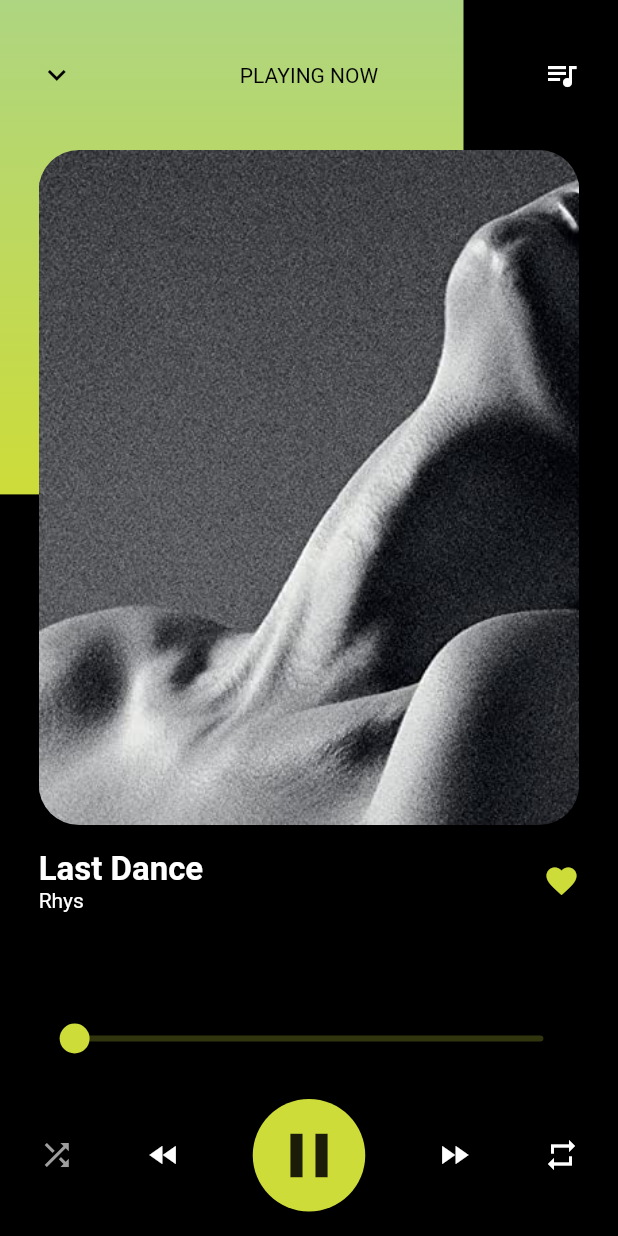
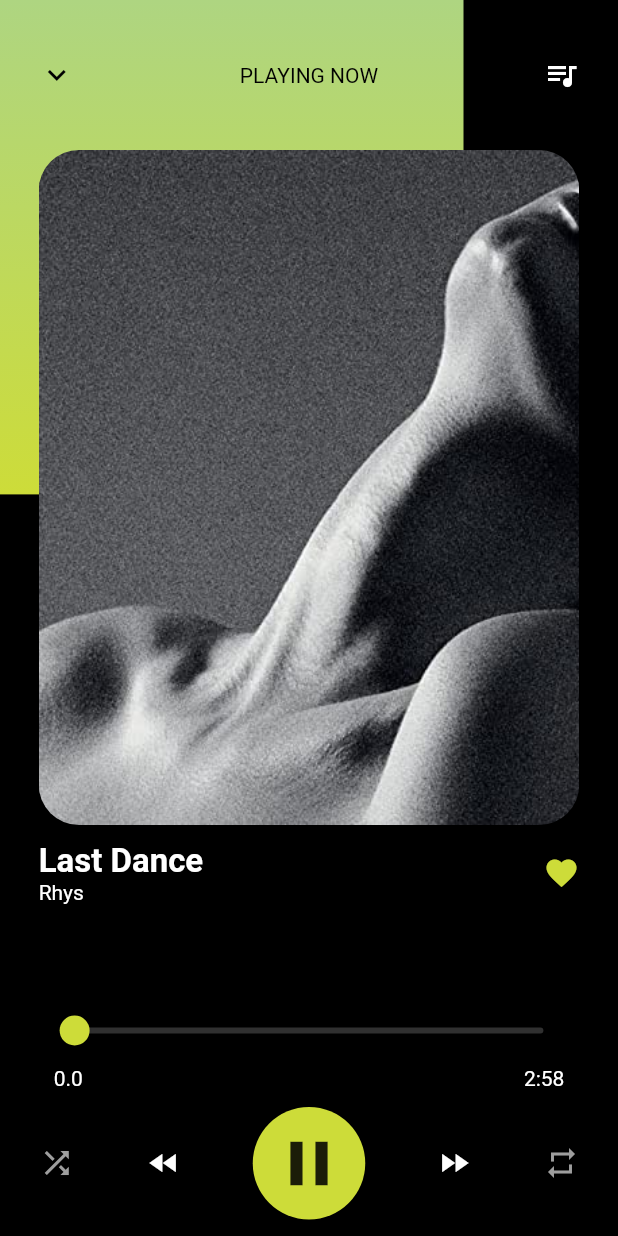
Before and after one commit to marcpages2020/Dispostius-Mobils, a Flutter app: the screen it shows after launch, on a phone screen of 412 x 824 dp. Run offline on Flutter 3.47's test engine with Material 2 defaults, Android fonts, the phone set to English and light mode, and no system bars; missing offline and left inert: dart:html.

Commit message:
Music time

```diff
--- a/A1_ScreenDesign/lib/widgets/control_buttons.dart
+++ b/A1_ScreenDesign/lib/widgets/control_buttons.dart
@@ -39,7 +39,7 @@ class ControlButtons extends StatelessWidget {
         ),
         Icon(
           Icons.repeat,
-          color: Colors.white,
+          color: Colors.grey,
         ),
       ],
     );
--- a/A1_ScreenDesign/lib/widgets/song_information.dart
+++ b/A1_ScreenDesign/lib/widgets/song_information.dart
@@ -1,3 +1,5 @@
+import 'dart:html';
+
 import 'package:flutter/material.dart';
 
 class SongInformation extends StatelessWidget {
@@ -33,6 +35,7 @@ class SongInformation extends StatelessWidget {
         ),
         Container(
           child: Icon(
+            //Icons.favorite_border,
             Icons.favorite,
             color: Theme.of(context).primaryColor,
           ),
@@ -52,19 +55,52 @@ class SliderState extends State<SliderWidget> {
 
   @override
   Widget build(BuildContext context) {
-    return Container(
+    return Column(
+      children: [
+        Container(
           width: MediaQuery.of(context).size.width,
           child: Slider(
             value: _sliderValue,
             min: 0,
             max: 100,
             label: _sliderValue.round().toString(),
+            inactiveColor: Colors.grey[850],
             onChanged: (double value) {
               setState(() {
                 _sliderValue = value;
               });
             },
           ),
+        ),
+        Row(
+          children: [
+            Container(
+              child: Text(
+                '${_sliderValue}',
+                style: TextStyle(
+                  color: Colors.white,
+                  fontSize: 14,
+                ),
+                textAlign: TextAlign.left,
+              ),
+              margin: EdgeInsets.only(left: 10),
+            ),
+            Container(
+              child: Text(
+                '2:58',
+                style: TextStyle(
+                  color: Colors.white,
+                  fontSize: 14,
+                ),
+                textAlign: TextAlign.right,
+              ),
+              alignment: Alignment.centerRight,
+              margin: EdgeInsets.only(right: 10),
+            ),
+          ],
+          mainAxisAlignment: MainAxisAlignment.spaceBetween,
+        )
+      ],
     );
   }
 }
```
Lines whose indentation alone changed are shown as unchanged.
